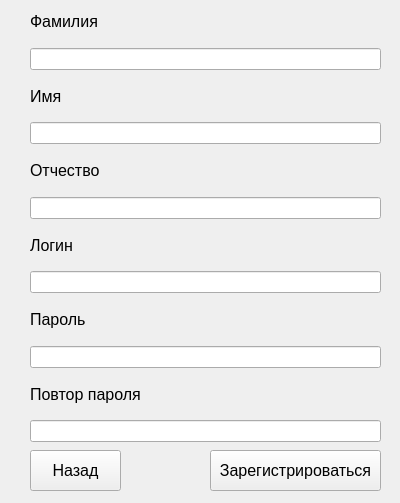
SSerov77/CollegeAccounting, file ui_files/AdminWindow.ui: the form before one commit.
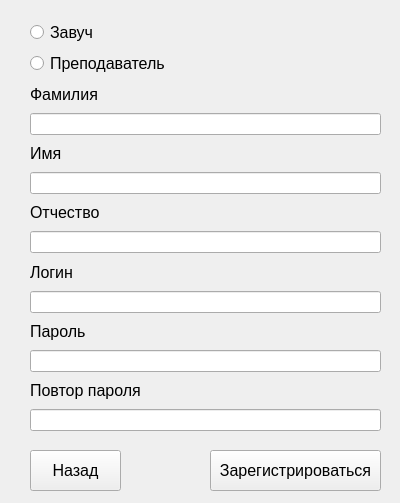
The form after the commit.

Commit message: Сделано окно ЗАВУЧ

```diff
--- a/ui_files/AdminWindow.ui
+++ b/ui_files/AdminWindow.ui
@@ -31,16 +31,62 @@
     <string>Зарегистрироваться</string>
    </property>
   </widget>
-  <widget class="QWidget" name="layoutWidget">
+  <widget class="QPushButton" name="pushButton_back">
    <property name="geometry">
     <rect>
      <x>30</x>
-     <y>1</y>
+     <y>450</y>
+     <width>91</width>
+     <height>41</height>
+    </rect>
+   </property>
+   <property name="font">
+    <font>
+     <pointsize>12</pointsize>
+    </font>
+   </property>
+   <property name="text">
+    <string>Назад</string>
+   </property>
+  </widget>
+  <widget class="QWidget" name="">
+   <property name="geometry">
+    <rect>
+     <x>30</x>
+     <y>20</y>
      <width>351</width>
-     <height>441</height>
+     <height>411</height>
     </rect>
    </property>
-   <layout class="QVBoxLayout" name="verticalLayout_7">
+   <layout class="QVBoxLayout" name="verticalLayout_8">
+    <item>
+     <layout class="QVBoxLayout" name="verticalLayout_7">
+      <item>
+       <widget class="QRadioButton" name="radioButton_head_teacher">
+        <property name="font">
+         <font>
+          <pointsize>12</pointsize>
+         </font>
+        </property>
+        <property name="text">
+         <string>Завуч</string>
+        </property>
+       </widget>
+      </item>
+      <item>
+       <widget class="QRadioButton" name="radioButton_teacher">
+        <property name="font">
+         <font>
+          <pointsize>12</pointsize>
+         </font>
+        </property>
+        <property name="text">
+         <string>Преподаватель</string>
+        </property>
+       </widget>
+      </item>
+     </layout>
+    </item>
     <item>
      <layout class="QVBoxLayout" name="verticalLayout">
       <item>
@@ -157,24 +203,6 @@
     </item>
    </layout>
   </widget>
-  <widget class="QPushButton" name="pushButton_back">
-   <property name="geometry">
-    <rect>
-     <x>30</x>
-     <y>450</y>
-     <width>91</width>
-     <height>41</height>
-    </rect>
-   </property>
-   <property name="font">
-    <font>
-     <pointsize>12</pointsize>
-    </font>
-   </property>
-   <property name="text">
-    <string>Назад</string>
-   </property>
-  </widget>
  </widget>
  <resources/>
  <connections/>
```
The commit also changes 21 other files.
